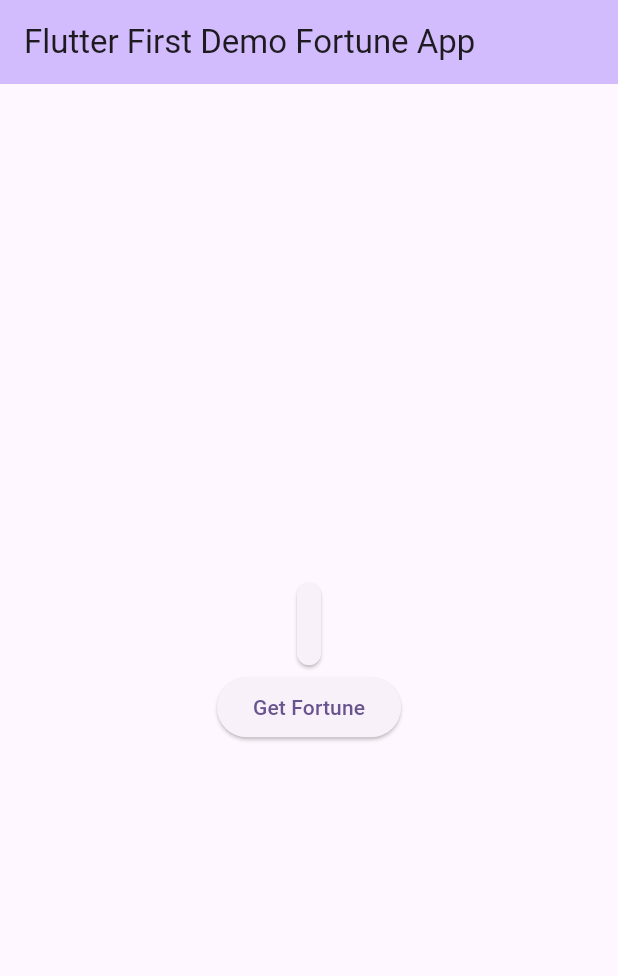
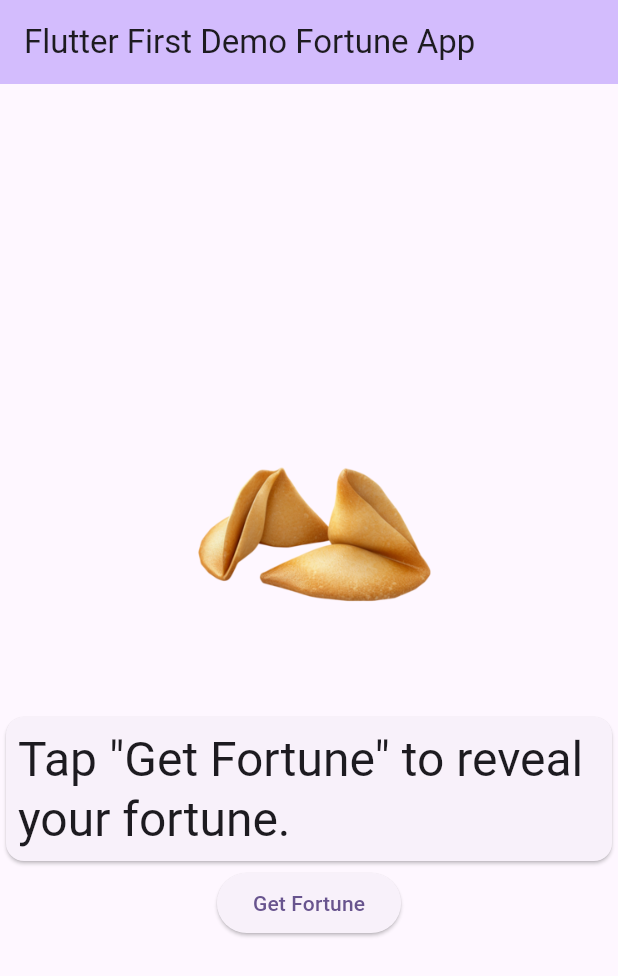
Before and after one commit to PradeepVerma-55/fortune_cookie, a Flutter app: the screen it shows after launch, on a phone screen of 412 x 824 dp. Shown: the top 976 px of the screen. Run offline on Flutter 3.47's test engine with Material 3 defaults, Android fonts, the phone set to English and light mode, and no system bars.

Commit message:
updated main.dart to support images

```diff
--- a/lib/main.dart
+++ b/lib/main.dart
@@ -2,6 +2,15 @@ import 'package:flutter/material.dart';
 import 'dart:math';
 
 void main() {
+  WidgetsFlutterBinding.ensureInitialized();
+
+  // Print uncaught Flutter errors to console (helpful when emulator hangs on launch)
+  FlutterError.onError = (details) {
+    FlutterError.presentError(details);
+    // Also print to stdout so `flutter run` / IDE logs show it clearly
+    print('FlutterError: ${details.exceptionAsString()}');
+  };
+
   runApp(const MyApp());
 }
 
@@ -15,7 +24,8 @@ class MyApp extends StatelessWidget {
       theme: ThemeData(
         colorScheme: ColorScheme.fromSeed(seedColor: Colors.deepPurple),
       ),
-      home: MyHomePage(),
+      // Make MyHomePage const to avoid unnecessary rebuilds
+      home: const MyHomePage(),
     );
   }
 }
@@ -28,7 +38,8 @@ class MyHomePage extends StatefulWidget {
 }
 
 class _MyHomePageState extends State<MyHomePage> {
-  String _currentFortune = "";
+  // Provide an initial instruction string so the card isn't empty
+  String _currentFortune = "Tap \"Get Fortune\" to reveal your fortune.";
   final _fortuneList = [
     "You will have a great day!",
     "Success is on the horizon.",
@@ -57,6 +68,21 @@ class _MyHomePageState extends State<MyHomePage> {
         child: Column(
           mainAxisAlignment: MainAxisAlignment.center,
           children: <Widget>[
+            Image.asset(
+              "assets/images/fortune-cookie.png",
+              width: 200,
+              height: 200,
+              // If the asset is missing or fails to load, show a placeholder and print the error
+              errorBuilder: (context, error, stackTrace) {
+                print('Image load error: $error');
+                return const SizedBox(
+                  width: 200,
+                  height: 200,
+                  child: Center(child: Icon(Icons.broken_image, size: 80)),
+                );
+              },
+            ),
+            SizedBox(height: 20),
             Card(
               child: Padding(
                 padding: const EdgeInsets.all(8.0),
@@ -73,11 +99,6 @@ class _MyHomePageState extends State<MyHomePage> {
           ],
         ),
       ),
-      // floatingActionButton: FloatingActionButton(
-      //   onPressed: _randomizeFortune,
-      //   tooltip: 'Increment',
-      //   child: const Icon(Icons.add),
-      // ), // This trailing comma makes auto-formatting nicer for build methods.
     );
   }
 }
```
Also changed, not shown: pubspec.yaml (+3 -4 lines), assets/images/fortune-cookie.jpg (added), assets/images/fortune-cookie.png (added).
